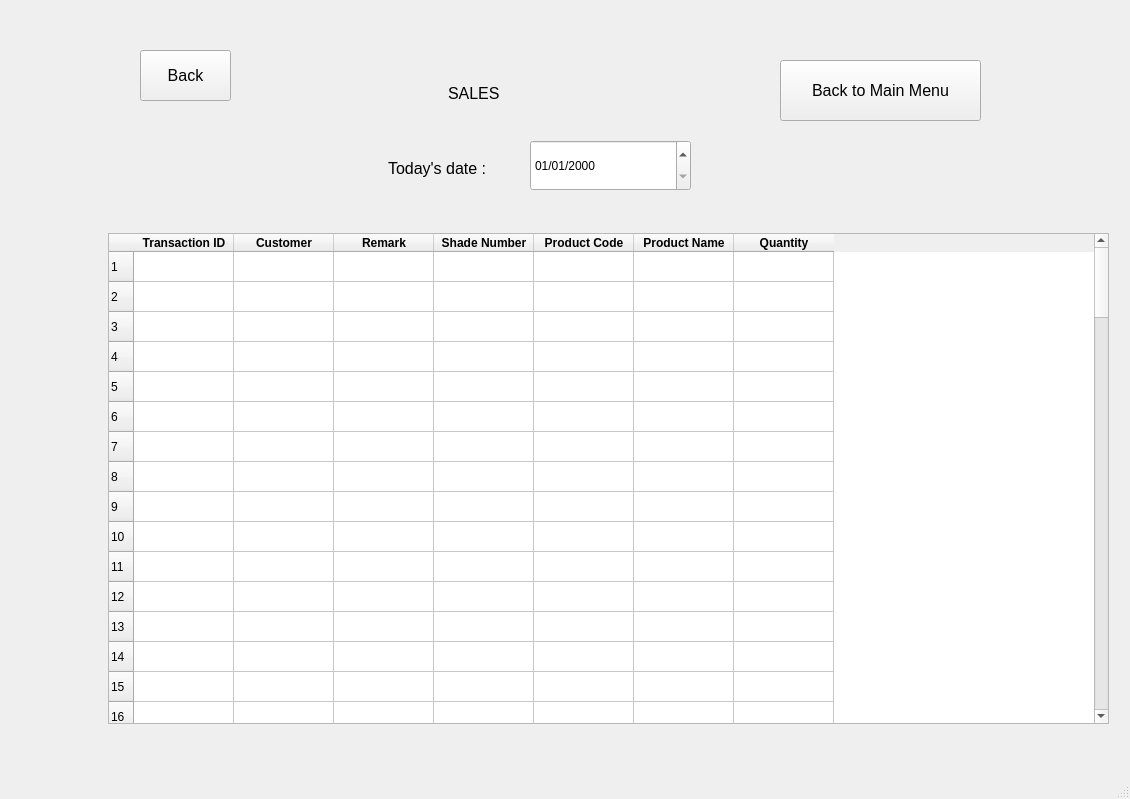
nilay1221/Inventory_Management, file UI/sales_view_by_today.ui: the form before one commit.
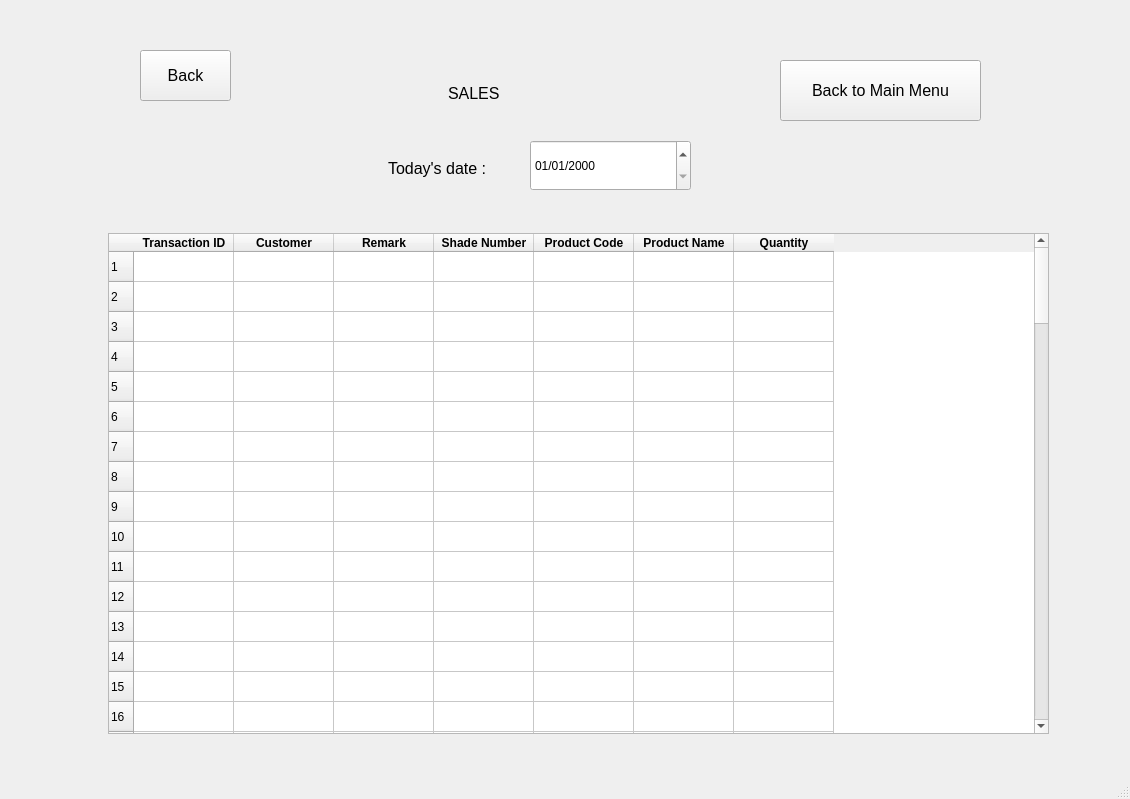
The form after the commit.

```diff
--- a/UI/sales_view_by_today.ui
+++ b/UI/sales_view_by_today.ui
@@ -19,8 +19,8 @@
      <rect>
       <x>108</x>
       <y>233</y>
-      <width>1001</width>
-      <height>491</height>
+      <width>941</width>
+      <height>501</height>
      </rect>
     </property>
     <property name="rowCount">
```
